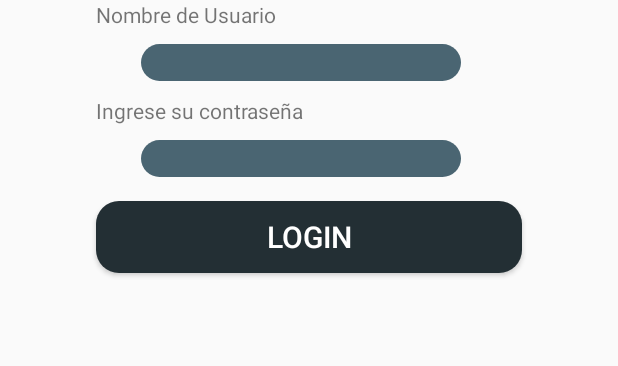
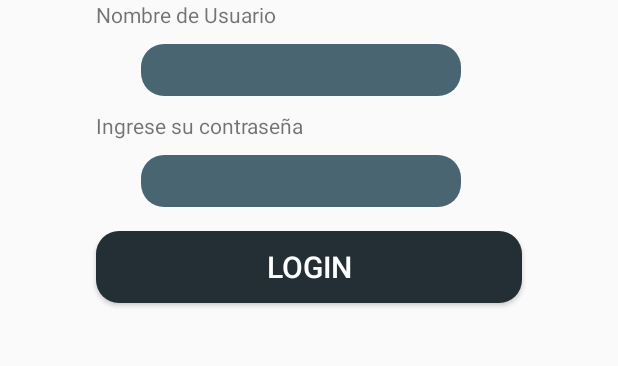
Before and after one commit to ManuelTorresArg/ScanApp, an Android app: the screen it shows after launch (LoginActivity), on a phone screen of 412 x 824 dp, the part 482-848 px from its top. Run offline under Robolectric (Android 15) with nearby library versions, the phone set to English and light mode, and no system bars.

Commit message:
Modificado login screen

```diff
--- a/app/src/main/java/com/example/scanapp/MainActivity.java
+++ b/app/src/main/java/com/example/scanapp/MainActivity.java
@@ -40,6 +40,8 @@ public class MainActivity extends AppCompatActivity {
                         Intent myIntent = new Intent(MainActivity.this,ConfigActivity.class);
                         MainActivity.this.startActivity(myIntent);
                         break;
+                    case R.id.salir:
+
                 }
 
 
--- /dev/null
+++ b/app/src/main/res/drawable/ic_baseline_exit_to_app_24.xml
@@ -0,0 +1,5 @@
+<vector android:autoMirrored="true" android:height="24dp"
+    android:tint="#000000" android:viewportHeight="24"
+    android:viewportWidth="24" android:width="24dp" xmlns:android="http://schemas.android.com/apk/res/android">
+    <path android:fillColor="@android:color/white" android:pathData="M10.09,15.59L11.5,17l5,-5 -5,-5 -1.41,1.41L12.67,11H3v2h9.67l-2.58,2.59zM19,3H5c-1.11,0 -2,0.9 -2,2v4h2V5h14v14H5v-4H3v4c0,1.1 0.89,2 2,2h14c1.1,0 2,-0.9 2,-2V5c0,-1.1 -0.9,-2 -2,-2z"/>
+</vector>
--- a/app/src/main/res/layout/login_activity_main.xml
+++ b/app/src/main/res/layout/login_activity_main.xml
@@ -36,6 +36,8 @@
             android:id="@+id/editTextTextPersonName"
             android:layout_width="wrap_content"
             android:layout_height="wrap_content"
+            android:paddingTop="10dp"
+            android:gravity="center_horizontal"
             android:layout_marginStart="62dp"
             android:layout_marginTop="10dp"
             android:background="@drawable/fondo_edit_gris"
@@ -55,6 +57,8 @@
             android:id="@+id/editTextTextPassword"
             android:layout_width="wrap_content"
             android:layout_height="wrap_content"
+            android:paddingTop="10dp"
+            android:gravity="center_horizontal"
             android:layout_marginStart="62dp"
             android:layout_marginTop="10dp"
             android:background="@drawable/fondo_edit_gris"
```
Also changed, not shown: app/src/main/res/menu/botton_app_bar_menu.xml (+8 -1 lines).
